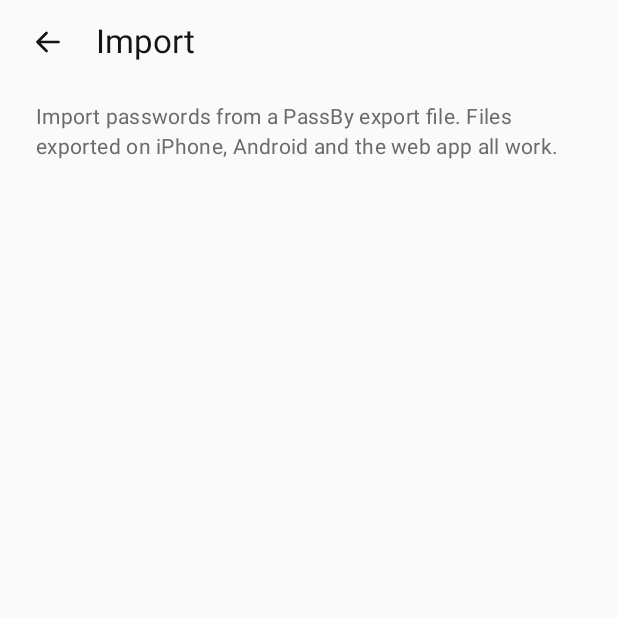
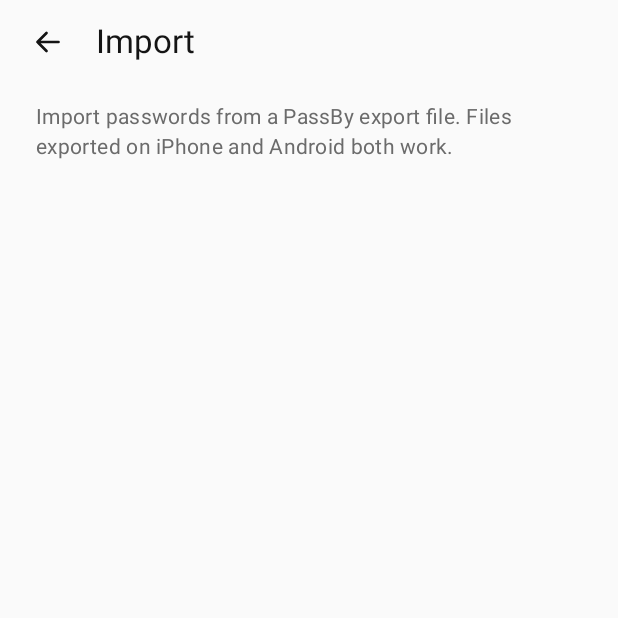
Before and after one commit to dozybot001/PassBy, an Android app built with Jetpack Compose: the composable ImportScreen shown on its own in the app's theme, on a phone screen of 412 x 824 dp, the top half of it. Run offline under Robolectric (Android 15) with nearby library versions, the phone set to English and light mode, and no system bars; pictures from the network do not load.

Commit message:
Note that the old web app is retired
The import page no longer mentions the web app, and docs/android.md
describes that route in the past tense.

Co-Authored-By: Claude Fable 5.2 <noreply@anthropic.com>

```diff
--- a/android/app/src/main/res/values/strings.xml
+++ b/android/app/src/main/res/values/strings.xml
@@ -158,7 +158,7 @@
     <string name="export_failed">The export did not finish. Please try again.</string>
     <string name="export_empty">The notebook is empty. There is nothing to export.</string>
 
-    <string name="import_intro">Import passwords from a PassBy export file. Files exported on iPhone, Android and the web app all work.</string>
+    <string name="import_intro">Import passwords from a PassBy export file. Files exported on iPhone and Android both work.</string>
     <string name="import_choose">Choose a file</string>
     <string name="import_choose_other">Choose another file</string>
     <string name="import_secret">Export code or passphrase</string>
```
Also changed, not shown: 2 other files.
